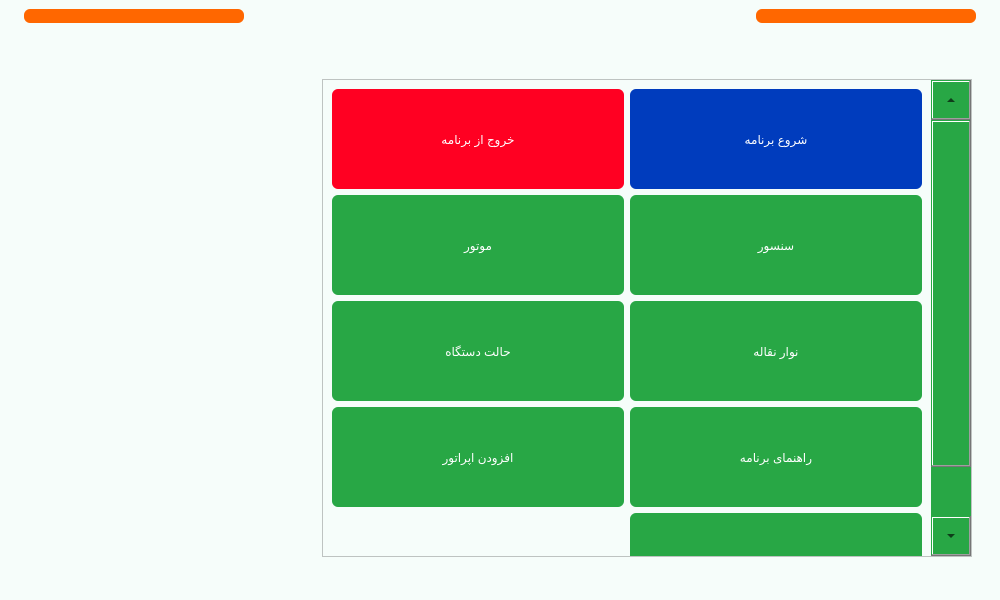
Above: main.ui from Farazist/raspberrypi-app before the change. Below: the same form after it.
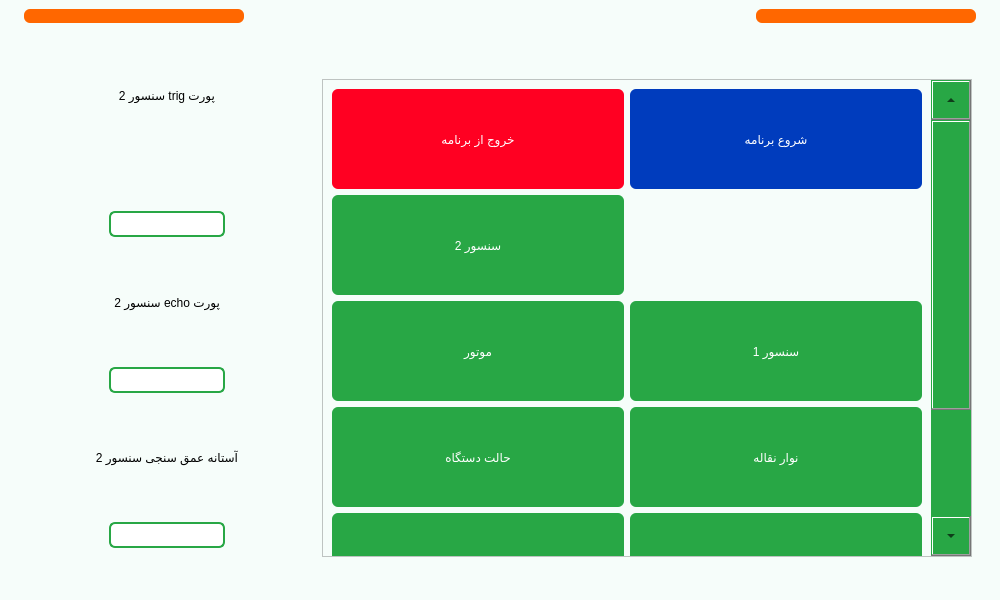
That is the form after the change. The open tabs and pages were chosen to show the change. Icons and pictures are not drawn.

Commit message: add second sensor to setting

Patch:
```diff
--- a/main.ui
+++ b/main.ui
@@ -1508,6 +1508,9 @@
               <height>16777215</height>
              </size>
             </property>
+            <property name="currentIndex">
+             <number>5</number>
+            </property>
             <widget class="QWidget" name="pageSettingEmpty">
              <layout class="QVBoxLayout" name="verticalLayout_13">
               <item>
@@ -1946,6 +1949,91 @@
               </item>
              </layout>
             </widget>
+            <widget class="QWidget" name="pageSettingSensor2Ports">
+             <layout class="QVBoxLayout" name="verticalLayout_51">
+              <item alignment="Qt::AlignHCenter|Qt::AlignTop">
+               <widget class="QLabel" name="lbl_sensor2_trig_port">
+                <property name="styleSheet">
+                 <string notr="true">font: 22pt &quot;IRANSans&quot;;
+font: 22pt &quot;IRANSansFaNum&quot;;
+color: #000000;</string>
+                </property>
+                <property name="text">
+                 <string>پورت trig سنسور 2</string>
+                </property>
+               </widget>
+              </item>
+              <item alignment="Qt::AlignHCenter">
+               <widget class="QLineEdit" name="tb_sensor2_trig_port">
+                <property name="styleSheet">
+                 <string notr="true">background-color: #ffffff; 
+padding: 3px; 
+border: 2px solid #28a745;
+border-radius: 6px;
+font: 26pt &quot;IRANSansFaNum&quot;;
+color:#000000;</string>
+                </property>
+                <property name="inputMethodHints">
+                 <set>Qt::ImhDigitsOnly</set>
+                </property>
+               </widget>
+              </item>
+              <item alignment="Qt::AlignHCenter">
+               <widget class="QLabel" name="lbl_sensor2_echo_port">
+                <property name="styleSheet">
+                 <string notr="true">font: 22pt &quot;IRANSans&quot;;
+font: 22pt &quot;IRANSansFaNum&quot;;
+color: #000000;</string>
+                </property>
+                <property name="text">
+                 <string>پورت echo سنسور 2</string>
+                </property>
+               </widget>
+              </item>
+              <item alignment="Qt::AlignHCenter">
+               <widget class="QLineEdit" name="tb_sensor2_echo_port">
+                <property name="styleSheet">
+                 <string notr="true">background-color: #ffffff; 
+padding: 3px; 
+border: 2px solid #28a745;
+border-radius: 6px;
+font: 26pt &quot;IRANSansFaNum&quot;;
+color:#000000;</string>
+                </property>
+                <property name="inputMethodHints">
+                 <set>Qt::ImhDigitsOnly</set>
+                </property>
+               </widget>
+              </item>
+              <item alignment="Qt::AlignHCenter">
+               <widget class="QLabel" name="lbl_sensor2_depth_threshold">
+                <property name="styleSheet">
+                 <string notr="true">font: 22pt &quot;IRANSans&quot;;
+font: 22pt &quot;IRANSansFaNum&quot;;
+color: #000000;</string>
+                </property>
+                <property name="text">
+                 <string>آستانه عمق سنجی سنسور 2</string>
+                </property>
+               </widget>
+              </item>
+              <item alignment="Qt::AlignHCenter">
+               <widget class="QLineEdit" name="tb_sensor2_depth_threshold">
+                <property name="styleSheet">
+                 <string notr="true">background-color: #ffffff; 
+padding: 3px; 
+border: 2px solid #28a745;
+border-radius: 6px;
+font: 26pt &quot;IRANSansFaNum&quot;;
+color:#000000;</string>
+                </property>
+                <property name="inputMethodHints">
+                 <set>Qt::ImhDigitsOnly</set>
+                </property>
+               </widget>
+              </item>
+             </layout>
+            </widget>
             <widget class="QWidget" name="pageSettingConveyorPort">
              <layout class="QVBoxLayout" name="verticalLayout_29">
               <property name="bottomMargin">
@@ -2146,7 +2234,7 @@
                <x>0</x>
                <y>0</y>
                <width>631</width>
-               <height>542</height>
+               <height>648</height>
               </rect>
              </property>
              <layout class="QGridLayout" name="gridLayout_2">
@@ -2162,7 +2250,63 @@
               <property name="bottomMargin">
                <number>9</number>
               </property>
-              <item row="4" column="3">
+              <item row="4" column="1">
+               <widget class="QPushButton" name="btnSetting4">
+                <property name="minimumSize">
+                 <size>
+                  <width>220</width>
+                  <height>100</height>
+                 </size>
+                </property>
+                <property name="styleSheet">
+                 <string notr="true">QPushButton{
+background-color: #28a745;
+color: rgb(255, 255, 255);
+font: 24pt &quot;IRANSans&quot;;
+padding: 3px; 
+border: none; 
+border-radius: 6px;
+outline-style: none;
+}
+QPushButton:pressed {
+background-color: #145222;
+border-style: inset;
+}</string>
+                </property>
+                <property name="text">
+                 <string>افزودن اپراتور</string>
+                </property>
+               </widget>
+              </item>
+              <item row="3" column="3">
+               <widget class="QPushButton" name="btnSetting5">
+                <property name="minimumSize">
+                 <size>
+                  <width>220</width>
+                  <height>100</height>
+                 </size>
+                </property>
+                <property name="styleSheet">
+                 <string notr="true">QPushButton{
+background-color: #28a745;
+color: rgb(255, 255, 255);
+font: 24pt &quot;IRANSans&quot;;
+padding: 3px; 
+border: none; 
+border-radius: 6px;
+outline-style: none;
+}
+QPushButton:pressed {
+background-color: #145222;
+border-style: inset;
+}</string>
+                </property>
+                <property name="text">
+                 <string>نوار نقاله</string>
+                </property>
+               </widget>
+              </item>
+              <item row="5" column="3">
                <widget class="QPushButton" name="btnSetting8">
                 <property name="minimumSize">
                  <size>
@@ -2190,8 +2334,8 @@
                 </property>
                </widget>
               </item>
-              <item row="2" column="3">
-               <widget class="QPushButton" name="btnSetting5">
+              <item row="4" column="3">
+               <widget class="QPushButton" name="btnSetting7">
                 <property name="minimumSize">
                  <size>
                   <width>220</width>
@@ -2214,11 +2358,11 @@
 }</string>
                 </property>
                 <property name="text">
-                 <string>نوار نقاله</string>
+                 <string>راهنمای برنامه</string>
                 </property>
                </widget>
               </item>
-              <item row="2" column="1">
+              <item row="3" column="1">
                <widget class="QPushButton" name="btnSetting1">
                 <property name="minimumSize">
                  <size>
@@ -2268,35 +2412,7 @@
                 </property>
                </widget>
               </item>
-              <item row="3" column="1">
-               <widget class="QPushButton" name="btnSetting4">
-                <property name="minimumSize">
-                 <size>
-                  <width>220</width>
-                  <height>100</height>
-                 </size>
-                </property>
-                <property name="styleSheet">
-                 <string notr="true">QPushButton{
-background-color: #28a745;
-color: rgb(255, 255, 255);
-font: 24pt &quot;IRANSans&quot;;
-padding: 3px; 
-border: none; 
-border-radius: 6px;
-outline-style: none;
-}
-QPushButton:pressed {
-background-color: #145222;
-border-style: inset;
-}</string>
-                </property>
-                <property name="text">
-                 <string>افزودن اپراتور</string>
-                </property>
-               </widget>
-              </item>
-              <item row="1" column="1">
+              <item row="2" column="1">
                <widget class="QPushButton" name="btnSetting2">
                 <property name="minimumSize">
                  <size>
@@ -2324,6 +2440,62 @@
                 </property>
                </widget>
               </item>
+              <item row="2" column="3">
+               <widget class="QPushButton" name="btnSetting3">
+                <property name="minimumSize">
+                 <size>
+                  <width>220</width>
+                  <height>100</height>
+                 </size>
+                </property>
+                <property name="styleSheet">
+                 <string notr="true">QPushButton{
+background-color: #28a745;
+color: rgb(255, 255, 255);
+font: 24pt &quot;IRANSans&quot;;
+padding: 3px; 
+border: none; 
+border-radius: 6px;
+outline-style: none;
+}
+QPushButton:pressed {
+background-color: #145222;
+border-style: inset;
+}</string>
+                </property>
+                <property name="text">
+                 <string>سنسور 1</string>
+                </property>
+               </widget>
+              </item>
+              <item row="1" column="1">
+               <widget class="QPushButton" name="btnSetting9">
+                <property name="minimumSize">
+                 <size>
+                  <width>220</width>
+                  <height>100</height>
+                 </size>
+                </property>
+                <property name="styleSheet">
+                 <string notr="true">QPushButton{
+background-color: #28a745;
+color: rgb(255, 255, 255);
+font: 24pt &quot;IRANSans&quot;;
+padding: 3px; 
+border: none; 
+border-radius: 6px;
+outline-style: none;
+}
+QPushButton:pressed {
+background-color: #145222;
+border-style: inset;
+}</string>
+                </property>
+                <property name="text">
+                 <string>سنسور 2</string>
+                </property>
+               </widget>
+              </item>
               <item row="0" column="1">
                <widget class="QPushButton" name="btnSetting6">
                 <property name="minimumSize">
@@ -2352,62 +2524,6 @@
                 </property>
                </widget>
               </item>
-              <item row="1" column="3">
-               <widget class="QPushButton" name="btnSetting3">
-                <property name="minimumSize">
-                 <size>
-                  <width>220</width>
-                  <height>100</height>
-                 </size>
-                </property>
-                <property name="styleSheet">
-                 <string notr="true">QPushButton{
-background-color: #28a745;
-color: rgb(255, 255, 255);
-font: 24pt &quot;IRANSans&quot;;
-padding: 3px; 
-border: none; 
-border-radius: 6px;
-outline-style: none;
-}
-QPushButton:pressed {
-background-color: #145222;
-border-style: inset;
-}</string>
-                </property>
-                <property name="text">
-                 <string>سنسور</string>
-                </property>
-               </widget>
-              </item>
-              <item row="3" column="3">
-               <widget class="QPushButton" name="btnSetting7">
-                <property name="minimumSize">
-                 <size>
-                  <width>220</width>
-                  <height>100</height>
-                 </size>
-                </property>
-                <property name="styleSheet">
-                 <string notr="true">QPushButton{
-background-color: #28a745;
-color: rgb(255, 255, 255);
-font: 24pt &quot;IRANSans&quot;;
-padding: 3px; 
-border: none; 
-border-radius: 6px;
-outline-style: none;
-}
-QPushButton:pressed {
-background-color: #145222;
-border-style: inset;
-}</string>
-                </property>
-                <property name="text">
-                 <string>راهنمای برنامه</string>
-                </property>
-               </widget>
-              </item>
              </layout>
             </widget>
            </widget>
```
Left out of the diff: 26 changed lines with no effect on the pictures. The commit also changes 2 other files.
